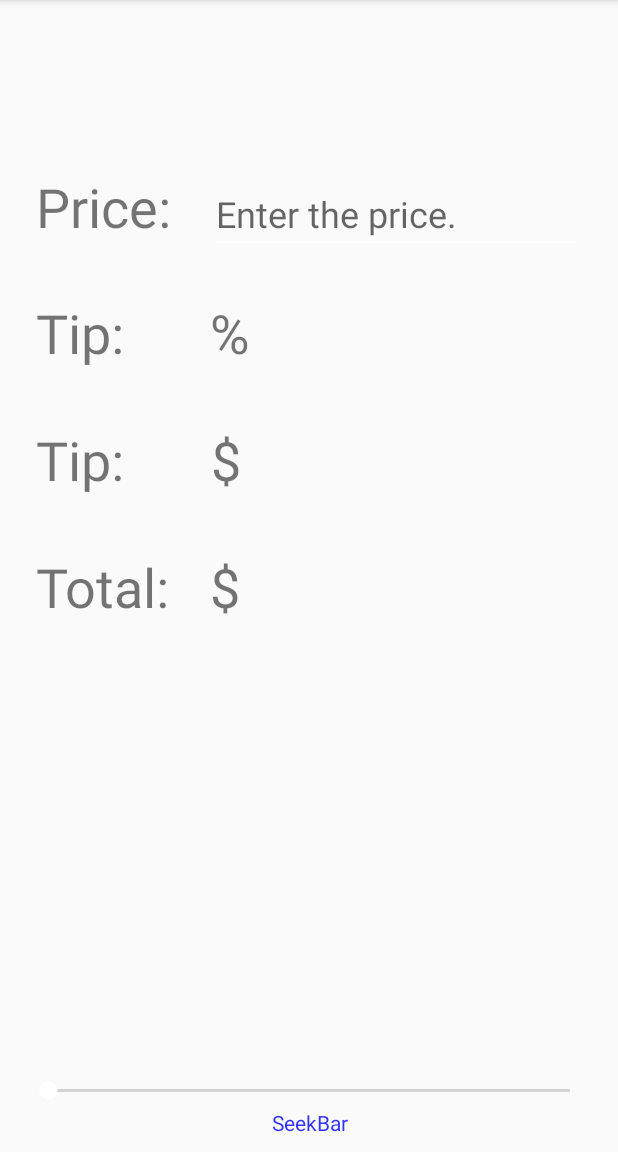
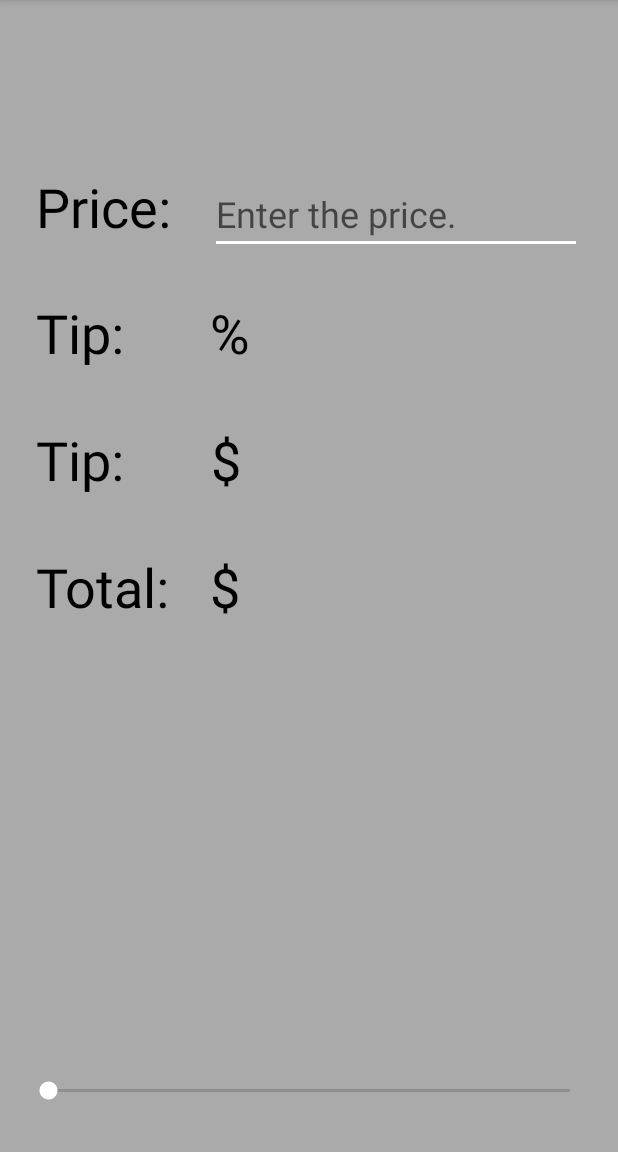
Before and after one commit to stephencordasco/MultiCalculator, an Android app: the screen it shows after launch (TipCalculatorActivity), in the options menu, after a tap on "Tip Calculator", on a phone screen of 412 x 824 dp, the part 84-1236 px from its top. Run offline under Robolectric (Android 15) with nearby library versions, the phone set to English and light mode, and no system bars.

Commit message:
Changed the background color of all activities and fragments to gray. Removed the TextView from activity_tip_calculator.xml. Changed the text color of each TextView in activity_tip_calculator.xml to black.

```diff
--- a/app/src/main/res/layout/activity_bmi_calculator.xml
+++ b/app/src/main/res/layout/activity_bmi_calculator.xml
@@ -5,6 +5,7 @@
         xmlns:app="http://schemas.android.com/apk/res-auto"
         android:layout_width="match_parent"
         android:layout_height="match_parent"
+        android:background="@android:color/darker_gray"
         tools:context=".BmiCalculatorActivity">
 
     <TextView
--- a/app/src/main/res/layout/activity_length_calculator.xml
+++ b/app/src/main/res/layout/activity_length_calculator.xml
@@ -6,6 +6,7 @@
                                                  android:layout_width="match_parent"
                                                  android:layout_height="match_parent"
                                                  android:fitsSystemWindows="true"
+                                                 android:background="@android:color/darker_gray"
                                                  tools:context=".LengthCalculatorActivity">
 
     <android.support.design.widget.AppBarLayout
--- a/app/src/main/res/layout/activity_main.xml
+++ b/app/src/main/res/layout/activity_main.xml
@@ -5,7 +5,7 @@
         xmlns:app="http://schemas.android.com/apk/res-auto"
         android:layout_width="match_parent"
         android:layout_height="match_parent"
-        tools:context=".MainActivity" android:background="@color/colorAccent">
+        tools:context=".MainActivity" android:background="@android:color/darker_gray">
 
 
     <TextView
--- a/app/src/main/res/layout/activity_tip_calculator.xml
+++ b/app/src/main/res/layout/activity_tip_calculator.xml
@@ -5,6 +5,7 @@
         xmlns:app="http://schemas.android.com/apk/res-auto"
         android:layout_width="match_parent"
         android:layout_height="match_parent"
+        android:background="@android:color/darker_gray"
         tools:context=".TipCalculatorActivity">
 
     <TextView
@@ -14,7 +15,8 @@
             android:id="@+id/priceTextView"
             android:textSize="36sp"
             app:layout_constraintBaseline_toBaselineOf="@+id/priceEditText"
-            app:layout_constraintStart_toStartOf="parent" android:layout_marginStart="24dp"/>
+            app:layout_constraintStart_toStartOf="parent" android:layout_marginStart="24dp"
+            android:textColor="@android:color/black"/>
     <TextView
             android:text="@string/tip_text_view"
             android:layout_width="100dp"
@@ -22,7 +24,8 @@
             android:id="@+id/tipTextView"
             android:textSize="36sp"
             app:layout_constraintStart_toStartOf="parent"
-            android:layout_marginStart="24dp" app:layout_constraintBaseline_toBaselineOf="@+id/tipTextView2"/>
+            android:layout_marginStart="24dp" app:layout_constraintBaseline_toBaselineOf="@+id/tipTextView2"
+            android:textColor="@android:color/black"/>
     <TextView
             android:text="@string/total_text_view"
             android:layout_width="100dp"
@@ -30,11 +33,11 @@
             android:id="@+id/totalTextView"
             android:textSize="36sp"
             app:layout_constraintStart_toStartOf="parent"
-            android:layout_marginStart="24dp" app:layout_constraintBaseline_toBaselineOf="@+id/totalTextView2"/>
+            android:layout_marginStart="24dp" app:layout_constraintBaseline_toBaselineOf="@+id/totalTextView2"
+            android:textColor="@android:color/black"/>
     <SeekBar
             android:layout_width="match_parent"
             android:id="@+id/seekBar"
-            android:visibility="visible"
             android:layout_height="wrap_content"
             app:layout_constraintStart_toStartOf="parent"
             android:layout_marginStart="16dp" android:layout_marginBottom="32dp"
@@ -49,7 +52,7 @@
             app:layout_constraintStart_toEndOf="@+id/tipTextView" android:layout_marginStart="16dp"
             app:layout_constraintEnd_toEndOf="parent" android:layout_marginEnd="8dp"
             app:layout_constraintHorizontal_bias="0.0" android:layout_marginTop="28dp"
-            app:layout_constraintTop_toBottomOf="@+id/priceEditText"/>
+            app:layout_constraintTop_toBottomOf="@+id/priceEditText" android:textColor="@android:color/black"/>
     <TextView
             android:layout_width="wrap_content"
             android:layout_height="wrap_content"
@@ -59,7 +62,8 @@
             app:layout_constraintStart_toEndOf="@+id/totalTextView"
             android:layout_marginStart="16dp" app:layout_constraintEnd_toEndOf="parent" android:layout_marginEnd="8dp"
             app:layout_constraintHorizontal_bias="0.0"
-            android:layout_marginTop="36dp" app:layout_constraintTop_toBottomOf="@+id/tipCostTextView2"/>
+            android:layout_marginTop="36dp" app:layout_constraintTop_toBottomOf="@+id/tipCostTextView2"
+            android:textColor="@android:color/black"/>
     <EditText
             android:layout_width="0dp"
             android:layout_height="wrap_content"
@@ -76,25 +80,16 @@
             android:layout_width="100dp"
             android:layout_height="wrap_content"
             android:id="@+id/tipCostTextView" android:textSize="36sp" app:layout_constraintStart_toStartOf="parent"
-            android:layout_marginStart="24dp" app:layout_constraintBaseline_toBaselineOf="@+id/tipCostTextView2"/>
+            android:layout_marginStart="24dp" app:layout_constraintBaseline_toBaselineOf="@+id/tipCostTextView2"
+            android:textColor="@android:color/black"/>
     <TextView
             android:text="@string/dollar_sign"
             android:layout_width="wrap_content"
             android:layout_height="wrap_content"
-            android:id="@+id/tipCostTextView2" android:textSize="36sp" app:layout_constraintStart_toEndOf="@+id/tipCostTextView"
+            android:id="@+id/tipCostTextView2" android:textSize="36sp"
+            app:layout_constraintStart_toEndOf="@+id/tipCostTextView"
             android:layout_marginStart="8dp" app:layout_constraintEnd_toEndOf="parent" android:layout_marginEnd="8dp"
             app:layout_constraintHorizontal_bias="0.035" android:layout_marginTop="36dp"
-            app:layout_constraintTop_toBottomOf="@+id/tipTextView2"/>
-    <TextView
-            android:text="SeekBar"
-            android:layout_width="wrap_content"
-            android:layout_height="wrap_content"
-            android:id="@+id/seekBarTextView" android:textSize="14sp"
-            android:textAlignment="center" android:textColor="@color/colorBlue"
-            android:layout_marginStart="16dp"
-            app:layout_constraintStart_toStartOf="parent" android:layout_marginEnd="16dp"
-            app:layout_constraintEnd_toEndOf="parent" android:layout_marginBottom="16dp"
-            app:layout_constraintBottom_toBottomOf="parent" app:layout_constraintHorizontal_bias="0.503"
-            android:layout_marginTop="8dp" app:layout_constraintTop_toBottomOf="@+id/seekBar"/>
+            app:layout_constraintTop_toBottomOf="@+id/tipTextView2" android:textColor="@android:color/black"/>
 
 </android.support.constraint.ConstraintLayout>
--- a/app/src/main/res/layout/fragment_centimeters_to_meters.xml
+++ b/app/src/main/res/layout/fragment_centimeters_to_meters.xml
@@ -3,6 +3,7 @@
              xmlns:app="http://schemas.android.com/apk/res-auto" xmlns:tools="http://schemas.android.com/tools"
              android:layout_width="match_parent"
              android:layout_height="match_parent"
+             android:background="@android:color/darker_gray"
              tools:context=".CentimetersToMetersFragment">
 
     <android.support.constraint.ConstraintLayout
--- a/app/src/main/res/layout/fragment_feet_to_meters.xml
+++ b/app/src/main/res/layout/fragment_feet_to_meters.xml
@@ -5,6 +5,7 @@
                                              android:id="@+id/constraintLayout"
                                              android:layout_width="match_parent"
                                              android:layout_height="match_parent"
+                                             android:background="@android:color/darker_gray"
                                              tools:context=".FeetToMetersFragment">
 
     <TextView
--- a/app/src/main/res/layout/fragment_inches_to_feet.xml
+++ b/app/src/main/res/layout/fragment_inches_to_feet.xml
@@ -3,6 +3,7 @@
              xmlns:tools="http://schemas.android.com/tools"
              android:layout_width="match_parent"
              android:layout_height="match_parent" xmlns:app="http://schemas.android.com/apk/res-auto"
+             android:background="@android:color/darker_gray"
              tools:context=".InchesToFeetFragment">
 
     <android.support.constraint.ConstraintLayout
```
